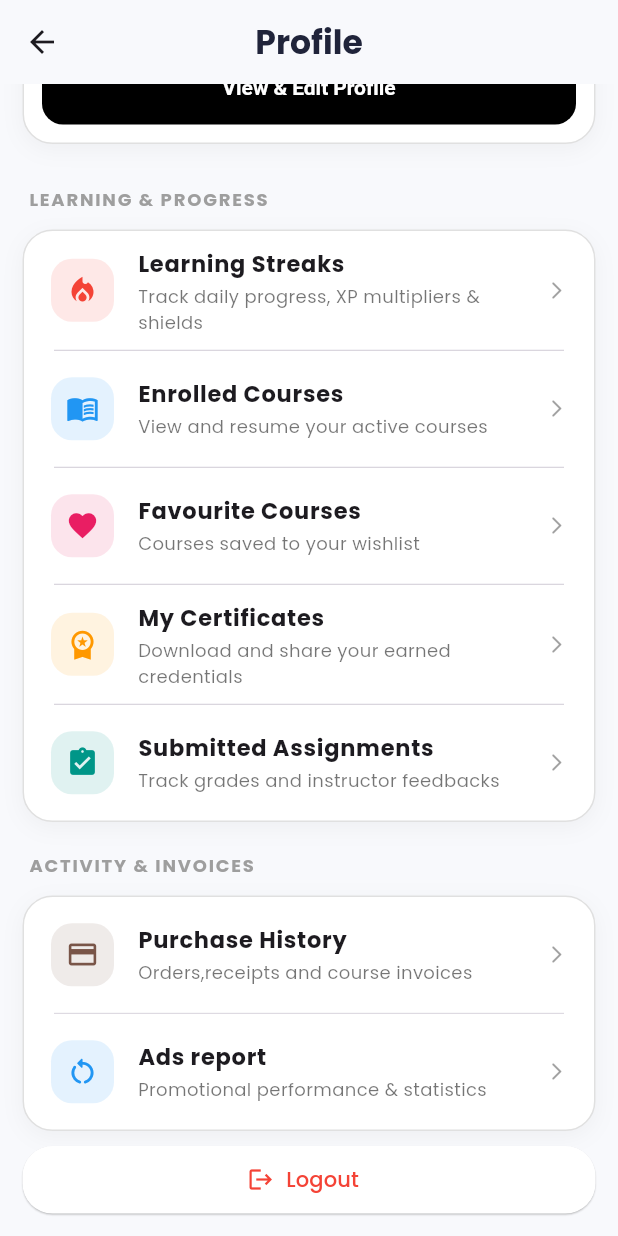
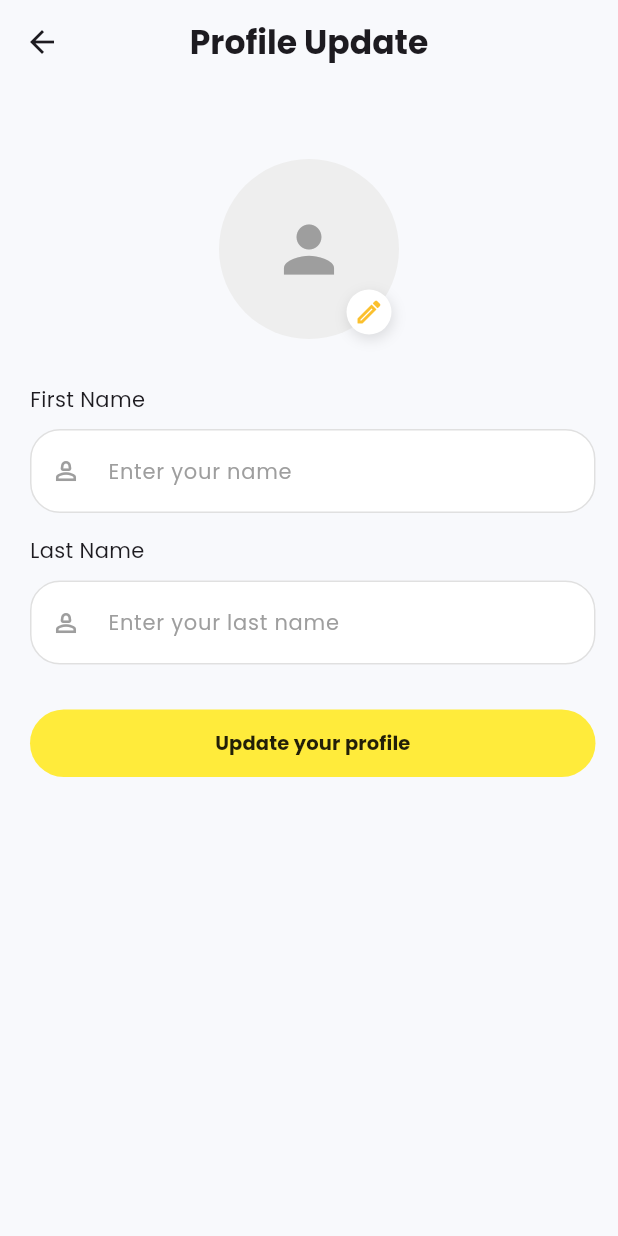
Before and after one commit to chinmaipottayil2013-a11y/course_learning, a Flutter app: the ScreenProfile screen opened directly, scrolled down 148 dp, after a tap on "View & Edit Profile", on a phone screen of 412 x 824 dp. Run offline on Flutter 3.47's test engine with Material 3 defaults, Android fonts, the phone set to English and light mode, and no system bars; our stand-ins replace flutter_dotenv, flutter_spinkit, google_fonts, image_picker, shared_preferences; missing offline and left inert: razorpay_flutter; accounts and stored records are empty.

Commit message:
Added profile update methods using patch

```diff
--- a/lib/core/constants/api_constants.dart
+++ b/lib/core/constants/api_constants.dart
@@ -21,4 +21,5 @@ class ApiConstants {
   static String get verifyPayment => '${baseUrl}api/learning/checkout-page/';
   static String get enrolledCourses =>
       '${baseUrl}api/learning/enrolled-courses/';
+  static String get profileUpdateUrl => '${baseUrl}api/learning/profile/';
 }
--- a/lib/main.dart
+++ b/lib/main.dart
@@ -10,6 +10,7 @@ import 'package:learning_course2/core/navigation/navigation_service.dart';
 import 'package:learning_course2/providers/enrolled_course_provider.dart';
 import 'package:learning_course2/providers/favourite_screen_provider.dart';
 import 'package:learning_course2/providers/homescreen_provider.dart';
+import 'package:learning_course2/providers/profile_screen_provider.dart';
 import 'package:learning_course2/providers/razorpay_provider.dart';
 import 'package:learning_course2/screens/screen_splash.dart';
 
@@ -29,6 +30,7 @@ Future<void> main() async {
         ChangeNotifierProvider(create: (_) => FavouriteScreenProvider()),
         ChangeNotifierProvider(create: (_) => RazorpayProvider()),
         ChangeNotifierProvider(create: (_) => EnrolledCourseProvider()),
+        ChangeNotifierProvider(create: (_) => ProfileScreenProvider()),
       ],
       child: MyApp(),
     ),
--- /dev/null
+++ b/lib/models/profile/user_profile_model.dart
@@ -0,0 +1,139 @@
+class UserProfileModel {
+  final int id;
+  final String username;
+  final String name;
+  final String email;
+  final String? profilePicture;
+  final String? certificateProfileImage;
+  final String bio;
+  final String designation;
+  final String facebookLink;
+  final String xLink;
+  final String linkedinLink;
+  final String youtubeLink;
+  final bool profileEdit;
+  final String mobileNumber;
+  final String userType;
+  final bool isInstructor;
+  final bool isInstitution;
+  final bool isInstitutionMember;
+  final bool isInstitutionOwner;
+  final bool isOwner;
+  final String role;
+  final List<dynamic> institutionMemberships;
+  final bool hasActiveSubscription;
+  final dynamic activeSubscriptionPlan;
+  final String? certificateName;
+  final bool certificateNameLocked;
+  final bool canEditCertificateName;
+  final bool isFullProfileCompleted;
+  final bool requiresProfileCompletion;
+  final bool isIndependentInstructor;
+  final bool hasDualRole;
+
+  UserProfileModel({
+    required this.id,
+    required this.username,
+    required this.name,
+    required this.email,
+    this.profilePicture,
+    this.certificateProfileImage,
+    required this.bio,
+    required this.designation,
+    required this.facebookLink,
+    required this.xLink,
+    required this.linkedinLink,
+    required this.youtubeLink,
+    required this.profileEdit,
+    required this.mobileNumber,
+    required this.userType,
+    required this.isInstructor,
+    required this.isInstitution,
+    required this.isInstitutionMember,
+    required this.isInstitutionOwner,
+    required this.isOwner,
+    required this.role,
+    required this.institutionMemberships,
+    required this.hasActiveSubscription,
+    this.activeSubscriptionPlan,
+    this.certificateName,
+    required this.certificateNameLocked,
+    required this.canEditCertificateName,
+    required this.isFullProfileCompleted,
+    required this.requiresProfileCompletion,
+    required this.isIndependentInstructor,
+    required this.hasDualRole,
+  });
+
+  factory UserProfileModel.fromJson(Map<String, dynamic> json) {
+    return UserProfileModel(
+      id: json['id'] ?? 0,
+      username: json['username'] ?? '',
+      name: json['name'] ?? '',
+      email: json['email'] ?? '',
+      profilePicture: json['profile_picture'],
+      certificateProfileImage: json['certificate_profile_image'],
+      bio: json['bio'] ?? '',
+      designation: json['designation'] ?? '',
+      facebookLink: json['facebook_link'] ?? '',
+      xLink: json['x_link'] ?? '',
+      linkedinLink: json['linkedin_link'] ?? '',
+      youtubeLink: json['youtube_link'] ?? '',
+      profileEdit: json['profile_edit'] ?? false,
+      mobileNumber: json['mobile_number'] ?? '',
+      userType: json['user_type'] ?? '',
+      isInstructor: json['is_instructor'] ?? false,
+      isInstitution: json['is_institution'] ?? false,
+      isInstitutionMember: json['is_institution_member'] ?? false,
+      isInstitutionOwner: json['is_institution_owner'] ?? false,
+      isOwner: json['is_owner'] ?? false,
+      role: json['role'] ?? '',
+      institutionMemberships: json['institution_memberships'] ?? [],
+      hasActiveSubscription: json['has_active_subscription'] ?? false,
+      activeSubscriptionPlan: json['active_subscription_plan'],
+      certificateName: json['certificate_name'],
+      certificateNameLocked: json['certificate_name_locked'] ?? false,
+      canEditCertificateName: json['can_edit_certificate_name'] ?? false,
+      isFullProfileCompleted: json['is_full_profile_completed'] ?? false,
+      requiresProfileCompletion: json['requires_profile_completion'] ?? false,
+      isIndependentInstructor: json['is_independent_instructor'] ?? false,
+      hasDualRole: json['has_dual_role'] ?? false,
+    );
+  }
+
+  Map<String, dynamic> toJson() {
+    return {
+      'id': id,
+      'username': username,
+      'name': name,
+      'email': email,
+      'profile_picture': profilePicture,
+      'certificate_profile_image': certificateProfileImage,
+      'bio': bio,
+      'designation': designation,
+      'facebook_link': facebookLink,
+      'x_link': xLink,
+      'linkedin_link': linkedinLink,
+      'youtube_link': youtubeLink,
+      'profile_edit': profileEdit,
+      'mobile_number': mobileNumber,
+      'user_type': userType,
+      'is_instructor': isInstructor,
+      'is_institution': isInstitution,
+      'is_institution_member': isInstitutionMember,
+      'is_institution_owner': isInstitutionOwner,
+      'is_owner': isOwner,
+      'role': role,
+      'institution_memberships': institutionMemberships,
+      'has_active_subscription': hasActiveSubscription,
+      'active_subscription_plan': activeSubscriptionPlan,
+      'certificate_name': certificateName,
+      'certificate_name_locked': certificateNameLocked,
+      'can_edit_certificate_name': canEditCertificateName,
+      'is_full_profile_completed': isFullProfileCompleted,
+      'requires_profile_completion': requiresProfileCompletion,
+      'is_independent_instructor': isIndependentInstructor,
+      'has_dual_role': hasDualRole,
+    };
+  }
+}
--- /dev/null
+++ b/lib/providers/profile_screen_provider.dart
@@ -0,0 +1,88 @@
+import 'dart:developer';
+import 'dart:io';
+
+import 'package:flutter/material.dart';
+import 'package:image_picker/image_picker.dart';
+import 'package:learning_course2/models/profile/user_profile_model.dart';
+
+import 'package:learning_course2/providers/authentication_provider.dart';
+import 'package:learning_course2/services/profile_update_service.dart';
+
+class ProfileScreenProvider extends ChangeNotifier {
+  final ImagePicker _imagePicker = ImagePicker();
+  final ProfileUpdateService _profileUpdateService = ProfileUpdateService();
+
+  final TextEditingController firstNameController = TextEditingController();
+  final TextEditingController lastNameController = TextEditingController();
+
+  File? image;
+  bool isLoading = false;
+  String? errorMessage;
+
+  Future<void> pickImage(ImageSource source) async {
+    try {
+      final XFile? pickedImage = await _imagePicker.pickImage(
+        source: source,
+        imageQuality: 80,
+      );
+      if (pickedImage != null) {
+        image = File(pickedImage.path);
+        notifyListeners();
+      }
+    } catch (e, stackTrace) {
+      log('Failed to pick image: $e', stackTrace: stackTrace);
+      errorMessage = 'Could not select the image';
+      notifyListeners();
+    }
+  }
+
+  Future<void> pickFromGallery() async {
+    await pickImage(ImageSource.gallery);
+  }
+
+  Future<void> pickFromCamera() async {
+    await pickImage(ImageSource.camera);
+  }
+
+  Future<UserProfileModel?> updateProfile(AuthenticationProvider auth) async {
+    final name =
+        '${firstNameController.text.trim()} ${lastNameController.text.trim()}'
+            .trim();
+
+    if (name.isEmpty) {
+      errorMessage = 'Enter a valid name';
+      notifyListeners();
+      return null;
+    }
+
+    isLoading = true;
+    errorMessage = null;
+    notifyListeners();
+
+    try {
+      final result = await _profileUpdateService.updateProfile(
+        image: image,
+        name: name,
+      );
+      await auth.updatedUser(
+        name: result!.name,
+        profilePicture: result.profilePicture,
+      );
+      return result;
+    } catch (e, stackTrace) {
+      log('Profile update failed: $e', stackTrace: stackTrace);
+      errorMessage = 'Could not update profile. Try again.';
+      return null;
+    } finally {
+      isLoading = false;
+      notifyListeners();
+    }
+  }
+
+  @override
+  void dispose() {
+    firstNameController.dispose();
+    lastNameController.dispose();
+    super.dispose();
+  }
+}
--- a/lib/screens/screen_login.dart
+++ b/lib/screens/screen_login.dart
@@ -52,6 +52,8 @@ class ScreenLogin extends StatelessWidget {
               ),
               SizedBox(height: 20),
               TextField(
+                style: TextStyle(fontSize: 14),
+
                 controller: authProvider.emailController,
                 decoration: decoration.copyWith(
                   hintText: 'Enter your email',
@@ -60,6 +62,7 @@ class ScreenLogin extends StatelessWidget {
               ),
               SizedBox(height: 20),
               TextField(
+                style: TextStyle(fontSize: 14),
                 controller: authProvider.passwordController,
                 obscureText: authProvider.isObscure,
                 decoration: decoration.copyWith(
@@ -141,7 +144,7 @@ class ScreenLogin extends StatelessWidget {
                           child: CircularProgressIndicator(),
                         ),
                       )
-                    : Text('Sign In', style: TextStyle(fontSize: 16)),
+                    : Text('Sign In', style: TextStyle(fontSize: 14)),
               ),
               SizedBox(height: 10),
             ],
--- a/lib/screens/screen_profile.dart
+++ b/lib/screens/screen_profile.dart
@@ -1,3 +1,5 @@
+import 'dart:developer';
+
 import 'package:flutter/material.dart';
 import 'package:learning_course2/core/constants/colors_constants.dart';
 
@@ -6,6 +8,7 @@ import 'package:learning_course2/providers/bottom_nav_bar_provider.dart';
 import 'package:learning_course2/screens/screen_enrolled_courses.dart';
 import 'package:learning_course2/screens/screen_favourite.dart';
 import 'package:learning_course2/screens/screen_login.dart';
+import 'package:learning_course2/screens/screen_profile_update.dart';
 import 'package:provider/provider.dart';
 
 class ScreenProfile extends StatefulWidget {
@@ -88,6 +91,7 @@ class _ScreenProfileState extends State<ScreenProfile> {
     final auth = context.watch<AuthenticationProvider>();
     final user = auth.model?.userData;
     final String? profileImage = user?.profilePicture;
+    log('Profile image : $profileImage');
     final bool hasImage = profileImage != null && profileImage.isNotEmpty;
 
     // log('User: ${user?.name}');
@@ -149,6 +153,7 @@ class _ScreenProfileState extends State<ScreenProfile> {
                                   width: 52,
                                   fit: BoxFit.cover,
                                   errorBuilder: (context, error, stackTrace) {
+                                    log('Error : $error');
                                     return const Icon(
                                       Icons.person,
                                       color: Colors.black54,
@@ -215,7 +220,15 @@ class _ScreenProfileState extends State<ScreenProfile> {
                                 fontWeight: FontWeight.w600,
                               ),
                             ),
-                            onPressed: () {},
+                            onPressed: () {
+                              Navigator.push(
+                                context,
+                                MaterialPageRoute(
+                                  builder: (context) =>
+                                      const ScreenProfileUpdate(),
+                                ),
+                              );
+                            },
                             child: const Text('View & Edit Profile'),
                           ),
                         ),
@@ -332,6 +345,7 @@ class _ScreenProfileState extends State<ScreenProfile> {
                 child: ElevatedButton.icon(
                   style: ElevatedButton.styleFrom(
                     surfaceTintColor: Colors.transparent,
+                    overlayColor: Colors.transparent,
                     elevation: 0.5,
                     shape: RoundedRectangleBorder(
                       borderRadius: BorderRadius.circular(20),
@@ -340,11 +354,16 @@ class _ScreenProfileState extends State<ScreenProfile> {
                     backgroundColor: Colors.white,
                   ),
                   onPressed: () async {
-                    await context.read<AuthenticationProvider>().logout();
-                    context.read<BottomNavBarProvider>().reset();
+                    final authProvider = context.read<AuthenticationProvider>();
 
-                    Navigator.pushAndRemoveUntil(
-                      context,
+                    final navProvider = context.read<BottomNavBarProvider>();
+
+                    final navigator = Navigator.of(context);
+
+                    await authProvider.logout();
+                    navProvider.reset();
+
+                    navigator.pushAndRemoveUntil(
                       MaterialPageRoute(
                         builder: (context) => const ScreenLogin(),
                       ),
--- /dev/null
+++ b/lib/screens/screen_profile_update.dart
@@ -0,0 +1,266 @@
+import 'package:flutter/material.dart';
+import 'package:learning_course2/core/constants/colors_constants.dart';
+import 'package:learning_course2/providers/authentication_provider.dart';
+import 'package:learning_course2/providers/profile_screen_provider.dart';
+import 'package:provider/provider.dart';
+
+class ScreenProfileUpdate extends StatelessWidget {
+  const ScreenProfileUpdate({super.key});
+
+  InputDecoration _fieldDecoration(String hint, IconData icon) {
+    final border = OutlineInputBorder(
+      borderRadius: BorderRadius.circular(20),
+      borderSide: const BorderSide(color: Colors.black12),
+    );
+    return InputDecoration(
+      hintText: hint,
+      hintStyle: TextStyle(color: Colors.grey.shade500, fontSize: 14),
+      filled: true,
+      fillColor: Colors.white,
+      contentPadding: const EdgeInsets.symmetric(vertical: 16),
+      prefixIcon: Icon(icon, size: 20, color: Colors.grey.shade500),
+      enabledBorder: border,
+      disabledBorder: border,
+      focusedBorder: border.copyWith(
+        borderSide: BorderSide(color: Colors.yellow.shade700, width: 1.5),
+      ),
+    );
+  }
+
+  Widget _sheetOption({
+    required String label,
+    required IconData icon,
+    required VoidCallback onTap,
+    Color? color,
+  }) {
+    return ListTile(
+      contentPadding: EdgeInsets.symmetric(horizontal: 24, vertical: 2),
+      leading: Container(
+        padding: EdgeInsets.all(8),
+        decoration: BoxDecoration(
+          color: (color ?? Colors.yellow.shade700).withValues(alpha: 0.12),
+          shape: BoxShape.circle,
+        ),
+        child: Icon(icon, color: color ?? Colors.yellow.shade700, size: 22),
+      ),
+      title: Text(
+        label,
+        style: TextStyle(
+          fontSize: 15,
+          fontWeight: FontWeight.w500,
+          color: color ?? Colors.black87,
+        ),
+      ),
+      onTap: onTap,
+    );
+  }
+
+  void _openBottomSheet(BuildContext context) {
+    showModalBottomSheet(
+      context: context,
+      backgroundColor: ColorsConstants.background,
+      showDragHandle: true,
+      shape: const RoundedRectangleBorder(
+        borderRadius: BorderRadius.vertical(top: Radius.circular(24)),
+      ),
+      builder: (sheetContext) => SafeArea(
+        child: Padding(
+          padding: const EdgeInsets.only(bottom: 12),
+
+          child: Column(
+            mainAxisSize: MainAxisSize.min,
+            children: [
+              const Text(
+                'Profile photo',
+                style: TextStyle(fontSize: 18, fontWeight: FontWeight.w700),
+              ),
+              const SizedBox(height: 8),
+              _sheetOption(
+                label: 'Take Photo',
+                icon: Icons.photo_camera_outlined,
+                onTap: () {
+                  Navigator.pop(sheetContext);
+                  context.read<ProfileScreenProvider>().pickFromCamera();
+                },
+              ),
+              _sheetOption(
+                label: 'Choose from gallery',
+                icon: Icons.photo_library_outlined,
+                onTap: () {
+                  Navigator.pop(sheetContext);
+                  context.read<ProfileScreenProvider>().pickFromGallery();
+                },
+              ),
+              _sheetOption(
+                label: 'Remove photo',
+                icon: Icons.delete_forever_outlined,
+                color: Colors.red.shade700,
+                onTap: () {
+                  Navigator.pop(sheetContext);
+                },
+              ),
+            ],
+          ),
+        ),
+      ),
+    );
+  }
+
+  Future<void> sumbit(BuildContext context) async {
+    final provider = context.read<ProfileScreenProvider>();
+    final auth = context.read<AuthenticationProvider>();
+    final updated = await provider.updateProfile(auth);
+    if (!context.mounted) return;
+
+    ScaffoldMessenger.of(context).showSnackBar(
+      SnackBar(
+        content: Text(
+          updated != null
+              ? 'Profile updated'
+              : provider.errorMessage ?? 'Error ',
+        ),
+      ),
+    );
+    if (updated != null) Navigator.pop(context);
+  }
+
+  @override
+  Widget build(BuildContext context) {
+    final provider = context.watch<ProfileScreenProvider>();
+    final isLoading = provider.isLoading;
+
+    final auth = context.watch<AuthenticationProvider>();
+    final user = auth.model?.userData;
+    return Scaffold(
+      backgroundColor: ColorsConstants.background,
+      appBar: AppBar(
+        backgroundColor: ColorsConstants.background,
+        title: const Text(
+          'Profile Update',
+          style: TextStyle(fontSize: 22, fontWeight: FontWeight.w700),
+        ),
+        centerTitle: true,
+      ),
+      body: Padding(
+        padding: const EdgeInsets.only(top: 50),
+        child: Column(
+          crossAxisAlignment: CrossAxisAlignment.start,
+          children: [
+            Center(
+              child: GestureDetector(
+                onTap: () => _openBottomSheet(context),
+                child: Stack(
+                  children: [
+                    CircleAvatar(
+                      radius: 60,
+                      backgroundColor: Colors.grey.shade200,
+                      backgroundImage: provider.image != null
+                          ? FileImage(provider.image!)
+                          : (user?.profilePicture != null &&
+                                user!.profilePicture!.isNotEmpty)
+                          ? NetworkImage(user.profilePicture!)
+                          : null,
+                      child: provider.image == null
+                          ? Icon(
+                              Icons.person,
+                              size: 50,
+                              color: Colors.grey.shade500,
+                            )
+                          : null,
+                    ),
+                    Positioned(
+                      bottom: 3,
+                      right: 5,
+                      child: Container(
+                        padding: EdgeInsets.symmetric(
+                          vertical: 5,
+                          horizontal: 5,
+                        ),
+                        decoration: BoxDecoration(
+                          borderRadius: BorderRadius.circular(20),
+                          color: Colors.white,
+                          boxShadow: [
+                            BoxShadow(
+                              color: Colors.black.withValues(alpha: 0.12),
+                              spreadRadius: 0.2,
+                              blurRadius: 7,
+                              offset: const Offset(1, 3),
+                            ),
+                          ],
+                        ),
+                        child: Icon(
+                          Icons.edit_outlined,
+                          size: 20,
+                          color: Colors.yellow.shade700,
+                        ),
+                      ),
+                    ),
+                  ],
+                ),
+              ),
+            ),
+            SizedBox(height: 20),
+            Padding(
+              padding: const EdgeInsets.fromLTRB(20, 10, 15, 0),
+              child: Column(
+                crossAxisAlignment: CrossAxisAlignment.start,
+                children: [
+                  Text('First Name', style: TextStyle(fontSize: 14)),
+                  SizedBox(height: 10),
+                  TextField(
+                    controller: provider.firstNameController,
+                    textInputAction: TextInputAction.next,
+                    decoration: _fieldDecoration(
+                      'Enter your name',
+                      Icons.person_2_outlined,
+                    ),
+                  ),
+                  SizedBox(height: 15),
+                  Text('Last Name', style: TextStyle(fontSize: 14)),
+                  SizedBox(height: 10),
+                  TextField(
+                    controller: provider.lastNameController,
+                    decoration: _fieldDecoration(
+                      'Enter your last name',
+                      Icons.person_2_outlined,
+                    ),
+                  ),
+                  SizedBox(height: 30),
+                  SizedBox(
+                    width: double.infinity,
+                    height: 45,
+                    child: ElevatedButton.icon(
+                      style: ElevatedButton.styleFrom(
+                        elevation: 0,
+                        foregroundColor: Colors.black,
+                        backgroundColor: Colors.yellow.shade500,
+                      ),
+                      onPressed: isLoading ? null : () => sumbit(context),
+                      label: isLoading
+                          ? const SizedBox(
+                              height: 20,
+                              width: 20,
+                              child: CircularProgressIndicator(
+                                strokeWidth: 2,
+                                color: Colors.black87,
+                              ),
+                            )
+                          : const Text(
+                              'Update your profile',
+                              style: TextStyle(
+                                fontWeight: FontWeight.bold,
+                                color: Colors.black87,
+                                fontSize: 13,
+                              ),
+                            ),
+                    ),
+                  ),
+                ],
+              ),
+            ),
+          ],
+        ),
+      ),
+    );
+  }
+}
--- /dev/null
+++ b/lib/services/profile_update_service.dart
@@ -0,0 +1,51 @@
+import 'dart:convert';
+import 'dart:developer';
+import 'dart:io';
+
+import 'package:http/http.dart' as http;
+import 'package:learning_course2/core/constants/api_constants.dart';
+import 'package:learning_course2/core/constants/network/auth_http_client.dart';
+import 'package:learning_course2/models/profile/user_profile_model.dart';
+
+class ProfileUpdateService {
+  final ApiClient _client = ApiClient();
+
+  Future<http.Response> send(String name, File? image) async {
+    final request = http.MultipartRequest(
+      'PATCH',
+      Uri.parse(ApiConstants.profileUpdateUrl),
+    );
+    request.fields['name'] = name;
+    if (image != null) {
+      request.files.add(
+        await http.MultipartFile.fromPath('profile_picture', image.path),
+      );
+    }
+    final streamed = await _client.send(request);
+    return http.Response.fromStream(streamed);
+  }
+
+  Future<UserProfileModel?> updateProfile({
+    required String name,
+    File? image,
+  }) async {
+    try {
+      var response = await send(name, image);
+
+      if (response.statusCode == 401) {
+        log('Profile update got 401, retrying with refreshed token...');
+        response = await send(name, image);
+      }
+      if (response.statusCode == 200) {
+        final data = jsonDecode(response.body) as Map<String, dynamic>;
+        return UserProfileModel.fromJson(data);
+      }
+      throw Exception(
+        'Failed to update profile : ${response.statusCode}-${response.body}',
+      );
+    } catch (e, st) {
+      log('Profile update service error : $e', stackTrace: st);
+      rethrow;
+    }
+  }
+}
--- a/pubspec.yaml
+++ b/pubspec.yaml
@@ -43,6 +43,7 @@ dependencies:
   flutter_dotenv: ^6.0.1
   razorpay_flutter: ^1.4.7
   percent_indicator: ^4.2.5
+  image_picker: ^1.2.4
 
 dev_dependencies:
   flutter_test:
```
Also changed, not shown: lib/core/constants/network/auth_http_client.dart (+8 -3 lines), lib/providers/authentication_provider.dart (+17 -1 lines), pubspec.lock, 5 other files.
